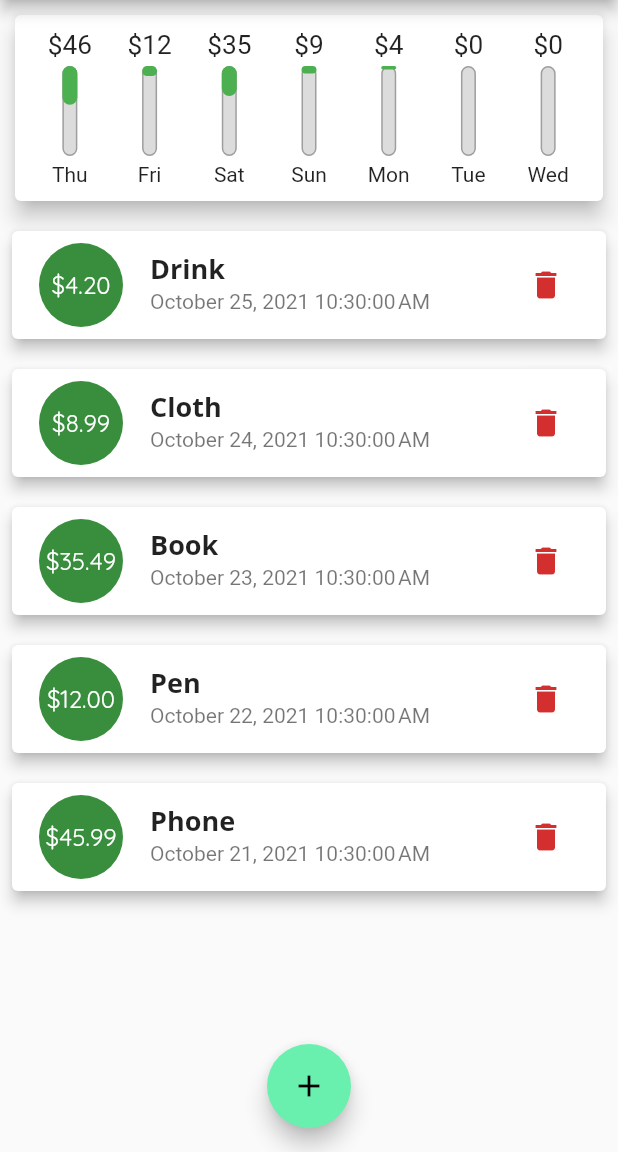
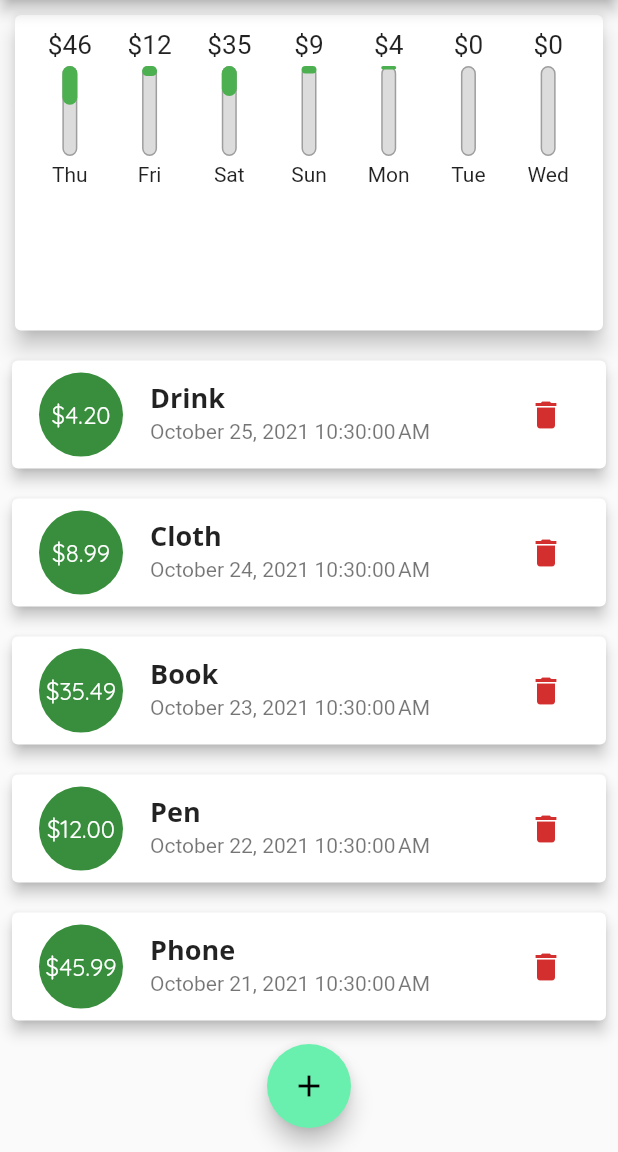
Before and after one commit to daopmdean/expense-tracker, a Flutter app: the screen it shows after launch, after a tap on the "delete" icon, on a phone screen of 412 x 824 dp, the part 84-1236 px from its top. Run offline on Flutter 3.47's test engine with Material 2 defaults, Android fonts, the phone set to English and light mode, and no system bars.

Commit message:
set screen responsive

```diff
--- a/lib/constants.dart
+++ b/lib/constants.dart
@@ -1,4 +1,45 @@
 import 'package:flutter/material.dart';
+
+import 'models/transaction.dart';
+
+final List<Transaction> transactions = [
+  Transaction(
+    id: '1',
+    title: 'Food',
+    amount: 12.45,
+    date: DateTime.now().subtract(Duration(days: 1)),
+  ),
+  Transaction(
+    id: '2',
+    title: 'Drink',
+    amount: 4.2,
+    date: DateTime.now().subtract(Duration(days: 2)),
+  ),
+  Transaction(
+    id: '3',
+    title: 'Cloth',
+    amount: 8.99,
+    date: DateTime.now().subtract(Duration(days: 3)),
+  ),
+  Transaction(
+    id: '4',
+    title: 'Book',
+    amount: 35.49,
+    date: DateTime.now().subtract(Duration(days: 4)),
+  ),
+  Transaction(
+    id: '5',
+    title: 'Pen',
+    amount: 12,
+    date: DateTime.now().subtract(Duration(days: 5)),
+  ),
+  Transaction(
+    id: '6',
+    title: 'Phone',
+    amount: 45.99,
+    date: DateTime.now().subtract(Duration(days: 6)),
+  ),
+];
 
 const transactionTitleStyle = TextStyle(
   fontWeight: FontWeight.bold,
--- a/lib/main.dart
+++ b/lib/main.dart
@@ -27,44 +27,7 @@ class MyHomePage extends StatefulWidget {
 }
 
 class _MyHomePageState extends State<MyHomePage> {
-  final List<Transaction> _transactions = [
-    Transaction(
-      id: '1',
-      title: 'Food',
-      amount: 12.45,
-      date: DateTime.now().subtract(Duration(days: 1)),
-    ),
-    Transaction(
-      id: '2',
-      title: 'Drink',
-      amount: 4.2,
-      date: DateTime.now().subtract(Duration(days: 2)),
-    ),
-    Transaction(
-      id: '3',
-      title: 'Cloth',
-      amount: 8.99,
-      date: DateTime.now().subtract(Duration(days: 3)),
-    ),
-    Transaction(
-      id: '4',
-      title: 'Book',
-      amount: 35.49,
-      date: DateTime.now().subtract(Duration(days: 4)),
-    ),
-    Transaction(
-      id: '5',
-      title: 'Pen',
-      amount: 12,
-      date: DateTime.now().subtract(Duration(days: 5)),
-    ),
-    Transaction(
-      id: '6',
-      title: 'Phone',
-      amount: 45.99,
-      date: DateTime.now().subtract(Duration(days: 6)),
-    ),
-  ];
+  final List<Transaction> _transactions = transactions;
 
   List<Transaction> get _recentTransactions {
     return _transactions
@@ -80,8 +43,7 @@ class _MyHomePageState extends State<MyHomePage> {
 
   @override
   Widget build(BuildContext context) {
-    return Scaffold(
-      appBar: AppBar(
+    var appBar = AppBar(
       title: Text(
         'Expense Tracker',
       ),
@@ -91,19 +53,30 @@ class _MyHomePageState extends State<MyHomePage> {
           onPressed: () => startNewTransaction(context),
         ),
       ],
-      ),
+    );
+
+    var appHeight = (MediaQuery.of(context).size.height -
+        appBar.preferredSize.height -
+        MediaQuery.of(context).padding.top);
+
+    return Scaffold(
+      appBar: appBar,
       body: Column(
         crossAxisAlignment: CrossAxisAlignment.stretch,
         children: <Widget>[
           Container(
+            height: appHeight * 0.3,
             width: double.infinity,
             child: Chart(
               recentTransactions: _recentTransactions,
             ),
           ),
-          TransactionList(
+          Container(
+            height: appHeight * 0.7,
+            child: TransactionList(
               transactions: _transactions,
               deleteFunc: _deleteTransaction,
+            ),
           ),
         ],
       ),
--- a/lib/widgets/transaction_list.dart
+++ b/lib/widgets/transaction_list.dart
@@ -14,9 +14,7 @@ class TransactionList extends StatelessWidget {
 
   @override
   Widget build(BuildContext context) {
-    return Container(
-      height: 500,
-      child: transactions.isEmpty
+    return transactions.isEmpty
         ? Column(
             children: [
               SizedBox(height: 10),
@@ -63,7 +61,6 @@ class TransactionList extends StatelessWidget {
                 ),
               );
             },
-            ),
           );
   }
 }
```
Lines whose indentation alone changed are shown as unchanged.
